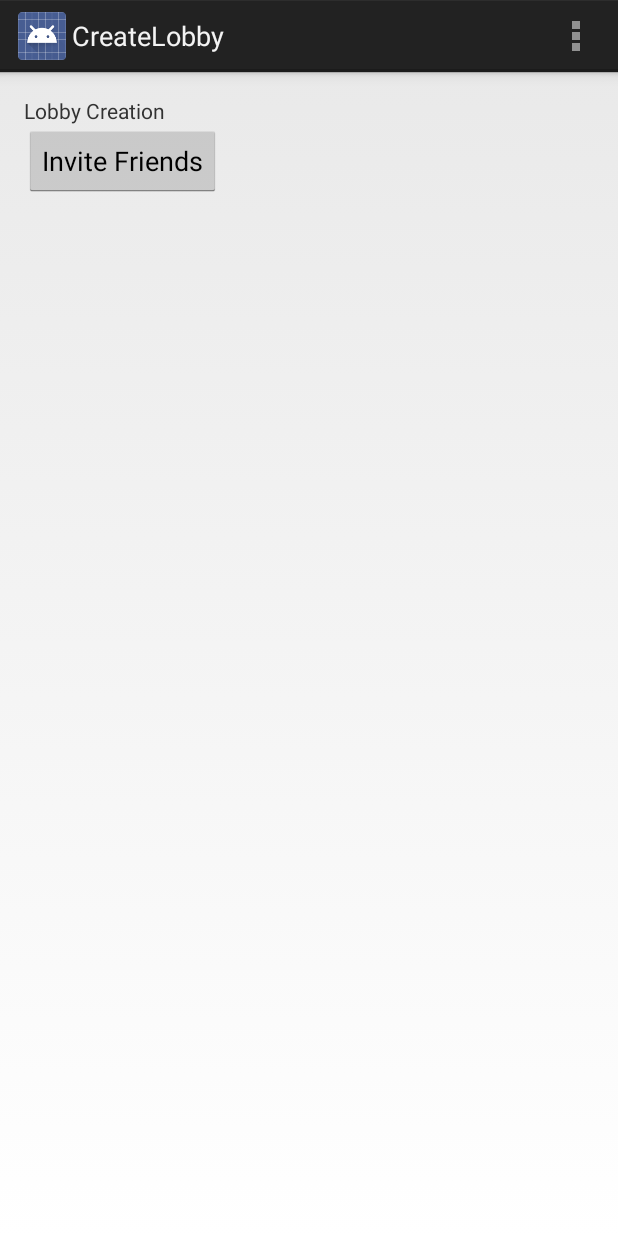
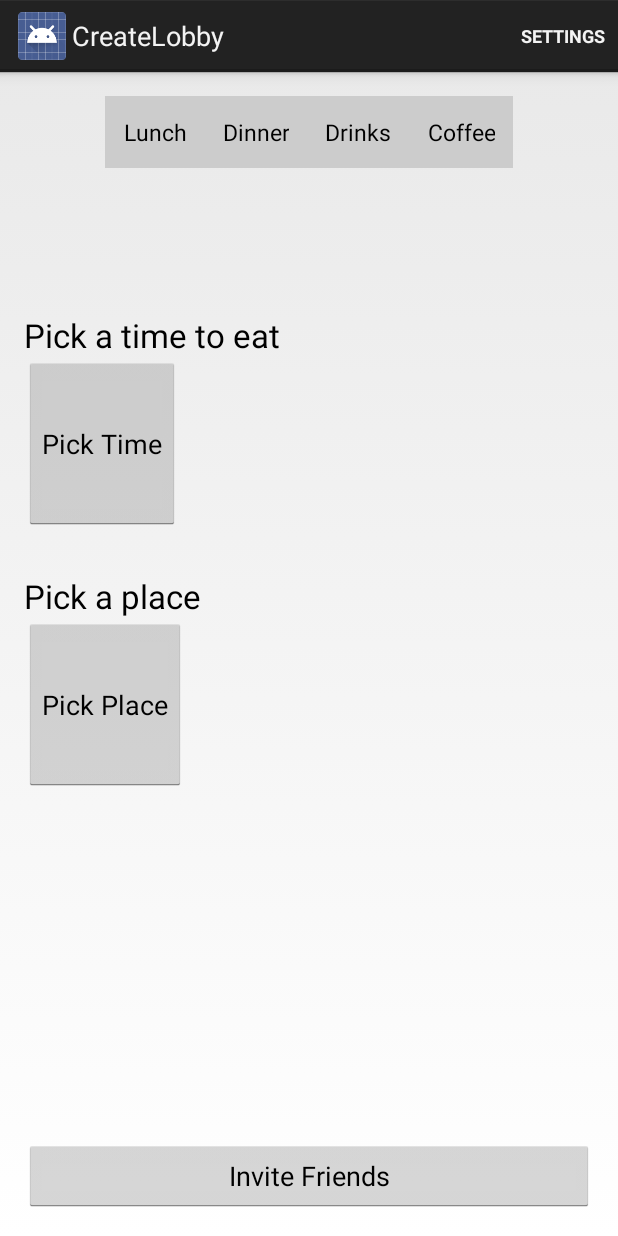
Before and after one commit to syz83/WhosHungry, an Android app: the CreateLobby screen opened directly, with no data from a screen before it, on a phone screen of 412 x 824 dp. Run offline under Robolectric (Android 15) with nearby library versions, the phone set to English and light mode, and no system bars.

Commit message:
Added a time picker, as well as buttons to denote lunch/dinner/coffee/drinks

```diff
--- a/app/src/main/java/com/whoshungry/stevenzhang/whoshungry/CreateLobby.java
+++ b/app/src/main/java/com/whoshungry/stevenzhang/whoshungry/CreateLobby.java
@@ -1,21 +1,195 @@
 package com.whoshungry.stevenzhang.whoshungry;
 
 import android.app.Activity;
+import android.app.Dialog;
+import android.app.TimePickerDialog;
 import android.content.Intent;
+import android.graphics.Color;
 import android.os.Bundle;
 import android.view.Menu;
 import android.view.MenuItem;
 import android.view.View;
+import android.widget.Button;
+import android.widget.TextView;
+import android.widget.TimePicker;
 
 
 public class CreateLobby extends Activity {
 
+    private TextView mDisplayTime;
+
+    private Button mTimeButton;
+    private Button mPlaceButton;
+    private Button mInviteButton;
+
+    private Button mLunchButton;
+    private Button mDinnerButton;
+    private Button mCoffeeButton;
+    private Button mDrinksButton;
+
+    private String mLobbyType;
+
+
+    private int hour;
+    private int minute;
+    private String amORpm;
+
+    static final int TIME_DIALOG_ID = 999;
+
     @Override
-    protected void onCreate(Bundle savedInstanceState) {
+    public void onCreate(Bundle savedInstanceState) {
         super.onCreate(savedInstanceState);
         setContentView(R.layout.activity_create_lobby);
+
+        mDisplayTime = (TextView) findViewById(R.id.button_time);
+
+        addListenerOnButton();
+
     }
 
+    public void addListenerOnButton() {
+
+        mTimeButton = (Button) findViewById(R.id.button_time);
+
+        mTimeButton.setOnClickListener(new View.OnClickListener() {
+            @Override
+            public void onClick(View view) {
+                showDialog(TIME_DIALOG_ID);
+            }
+        });
+
+        mPlaceButton = (Button) findViewById(R.id.button_place);
+
+        mPlaceButton.setOnClickListener(new View.OnClickListener() {
+            @Override
+            public void onClick(View view) {
+                //TODO
+
+            }
+        });
+
+        mInviteButton = (Button) findViewById(R.id.button_invite);
+
+        mInviteButton.setOnClickListener(new View.OnClickListener() {
+            @Override
+            public void onClick(View view) {
+                //TODO
+
+            }
+        });
+
+        mLunchButton = (Button) findViewById(R.id.button_lunch);
+        mLunchButton.setBackgroundColor(Color.LTGRAY);
+
+        mLunchButton.setOnClickListener(new View.OnClickListener() {
+            @Override
+            public void onClick(View view) {
+                mLobbyType = "lunch";
+
+                mLunchButton.setBackgroundColor(Color.DKGRAY);
+
+                mDinnerButton.setBackgroundColor(Color.LTGRAY);
+                mDrinksButton.setBackgroundColor(Color.LTGRAY);
+                mCoffeeButton.setBackgroundColor(Color.LTGRAY);
+            }
+        });
+
+        mDinnerButton = (Button) findViewById(R.id.button_dinner);
+        mDinnerButton.setBackgroundColor(Color.LTGRAY);
+
+        mDinnerButton.setOnClickListener(new View.OnClickListener() {
+            @Override
+            public void onClick(View view) {
+                mLobbyType = "dinner";
+
+                mDinnerButton.setBackgroundColor(Color.DKGRAY);
+
+                mLunchButton.setBackgroundColor(Color.LTGRAY);
+                mDrinksButton.setBackgroundColor(Color.LTGRAY);
+                mCoffeeButton.setBackgroundColor(Color.LTGRAY);
+
+            }
+        });
+
+        mDrinksButton = (Button) findViewById(R.id.button_drinks);
+        mDrinksButton.setBackgroundColor(Color.LTGRAY);
+
+        mDrinksButton.setOnClickListener(new View.OnClickListener() {
+            @Override
+            public void onClick(View view) {
+                mLobbyType = "drinks";
+
+                mDrinksButton.setBackgroundColor(Color.DKGRAY);
+
+                mLunchButton.setBackgroundColor(Color.LTGRAY);
+                mDinnerButton.setBackgroundColor(Color.LTGRAY);
+                mCoffeeButton.setBackgroundColor(Color.LTGRAY);
+            }
+        });
+
+        mCoffeeButton = (Button) findViewById(R.id.button_coffee);
+        mCoffeeButton.setBackgroundColor(Color.LTGRAY);
+
+        mCoffeeButton.setOnClickListener(new View.OnClickListener() {
+            @Override
+            public void onClick(View view) {
+                mLobbyType = "coffee";
+
+                mCoffeeButton.setBackgroundColor(Color.DKGRAY);
+
+                mLunchButton.setBackgroundColor(Color.LTGRAY);
+                mDinnerButton.setBackgroundColor(Color.LTGRAY);
+                mDrinksButton.setBackgroundColor(Color.LTGRAY);
+
+            }
+        });
+    }
+
+    @Override
+    protected Dialog onCreateDialog(int id) {
+        switch (id) {
+            case TIME_DIALOG_ID:
+                // set time picker as current time
+                return new TimePickerDialog(this,
+                        timePickerListener, hour, minute,false);
+
+        }
+        return null;
+    }
+
+    private TimePickerDialog.OnTimeSetListener timePickerListener =
+            new TimePickerDialog.OnTimeSetListener() {
+                public void onTimeSet(TimePicker view, int selectedHour,
+                                      int selectedMinute) {
+                    hour = selectedHour;
+                    minute = selectedMinute;
+
+                    convertTimeToDisplay();
+
+                }
+            };
+
+    private void convertTimeToDisplay() {
+        if (hour < 12) {
+            amORpm = "AM";
+        }
+        else { amORpm = "PM"; }
+        if (hour > 12) { hour = hour - 12; }
+        if (hour == 0) { hour = 12; }
+
+        // set current time into textview
+        mDisplayTime.setText(
+                new StringBuilder().append(pad(hour))
+                        .append(":").append(pad(minute))
+                        .append(" ").append(amORpm));
+    }
+
+    private static String pad(int c) {
+        if (c >= 10)
+            return String.valueOf(c);
+        else
+            return "0" + String.valueOf(c);
+    }
 
     @Override
     public boolean onCreateOptionsMenu(Menu menu) {
--- a/app/src/main/res/layout/activity_create_lobby.xml
+++ b/app/src/main/res/layout/activity_create_lobby.xml
@@ -7,15 +7,103 @@
     android:paddingRight="@dimen/activity_horizontal_margin"
     android:paddingTop="@dimen/activity_vertical_margin"
     android:paddingBottom="@dimen/activity_vertical_margin"
+    android:weightSum="6"
     tools:context="com.whoshungry.stevenzhang.whoshungry.CreateLobby">
 
+    <LinearLayout
+        android:layout_width="match_parent"
+        android:layout_height="wrap_content"
+        android:gravity="center_horizontal"
+        android:orientation="horizontal"
+        android:layout_weight="1">
+
+        <Button
+            android:id="@+id/button_lunch"
+            android:layout_width="wrap_content"
+            android:layout_height="wrap_content"
+            android:singleLine="true"
+            android:textSize="15sp"
+            android:text="Lunch" />
+
+        <Button
+            android:id="@+id/button_dinner"
+            android:layout_width="wrap_content"
+            android:layout_height="wrap_content"
+            android:singleLine="true"
+            android:textSize="15sp"
+            android:text="Dinner" />
+
+        <Button
+            android:id="@+id/button_drinks"
+            android:layout_width="wrap_content"
+            android:layout_height="wrap_content"
+            android:singleLine="true"
+            android:textSize="15sp"
+            android:text="Drinks" />
+
+        <Button
+            android:id="@+id/button_coffee"
+            android:layout_width="wrap_content"
+            android:layout_height="wrap_content"
+            android:singleLine="true"
+            android:textSize="15sp"
+            android:text="Coffee" />
+
+    </LinearLayout>
+
     <TextView
-        android:text="Lobby Creation"
+        android:id="@+id/ph1"
         android:layout_width="wrap_content"
-        android:layout_height="wrap_content" />
+        android:layout_height="wrap_content"
+        android:text=" "
+        android:textAppearance="?android:attr/textAppearanceLarge" />
+
+    <TextView
+        android:id="@+id/text_time"
+        android:layout_width="wrap_content"
+        android:layout_height="wrap_content"
+        android:text="Pick a time to eat"
+        android:textAppearance="?android:attr/textAppearanceLarge" />
 
     <Button
+        android:id="@+id/button_time"
         android:layout_width="wrap_content"
+        android:layout_height="wrap_content"
+        android:layout_weight="1"
+        android:text="Pick Time" />
+
+    <TextView
+        android:id="@+id/ph2"
+        android:layout_width="wrap_content"
+        android:layout_height="wrap_content"
+        android:text=" "
+        android:textAppearance="?android:attr/textAppearanceLarge" />
+
+    <TextView
+        android:id="@+id/text_place"
+        android:layout_width="wrap_content"
+        android:layout_height="wrap_content"
+        android:text="Pick a place"
+        android:textAppearance="?android:attr/textAppearanceLarge" />
+
+    <Button
+        android:id="@+id/button_place"
+        android:layout_width="wrap_content"
+        android:layout_height="wrap_content"
+        android:layout_weight="1"
+        android:text="Pick Place" />
+
+    <TextView
+        android:id="@+id/ph3"
+        android:layout_width="wrap_content"
+        android:layout_height="wrap_content"
+        android:layout_weight="3"
+        android:text=" "
+        android:textAppearance="?android:attr/textAppearanceLarge" />
+
+    <Button
+        android:id="@+id/button_invite"
+        android:layout_width="match_parent"
         android:layout_height="wrap_content"
         android:text="Invite Friends"
         android:onClick="inviteFriends"/>
--- a/app/src/main/res/menu/create_lobby.xml
+++ b/app/src/main/res/menu/create_lobby.xml
@@ -4,5 +4,5 @@
     <item android:id="@+id/action_settings"
         android:title="@string/action_settings"
         android:orderInCategory="100"
-        android:showAsAction="never" />
+        android:showAsAction="always" />
 </menu>
```
Also changed, not shown: 228 other files.
